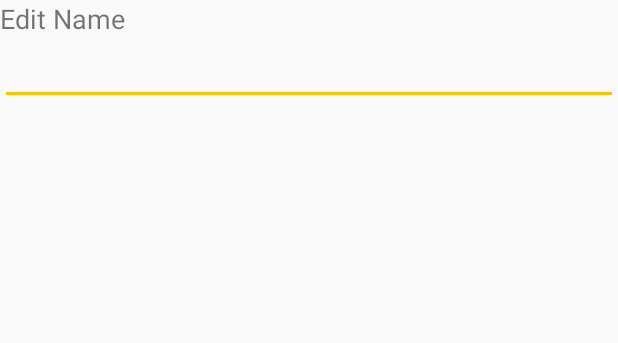
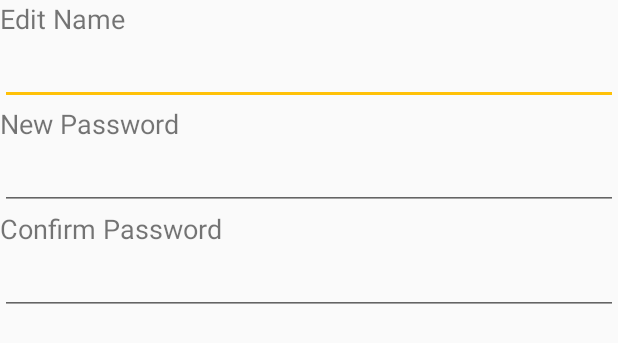
Before and after one commit to alombardo4/BikeLockAndroid, an Android app: the layout edit_name_popup_dialog.xml on its own in the app's theme, with its tools: preview values and no code run, on a phone screen of 412 x 824 dp. Shown: the top 343 px of the screen. Run offline under Robolectric (Android 15) with nearby library versions, the phone set to English and light mode, and no system bars.

Commit message:
Added lock password and rough in for changing password

```diff
--- a/app/src/main/res/layout/edit_name_popup_dialog.xml
+++ b/app/src/main/res/layout/edit_name_popup_dialog.xml
@@ -7,7 +7,7 @@
         android:layout_width="match_parent"
         android:layout_height="wrap_content"
         android:text="@string/edit_name"
-        android:textSize="18dp"
+        android:textSize="18sp"
         android:id="@+id/edit_name_textview" />
 
     <EditText
@@ -15,4 +15,26 @@
         android:layout_height="wrap_content"
         android:id="@+id/edit_name_edittext"
         android:layout_gravity="center_horizontal" />
+    <TextView
+        android:layout_width="match_parent"
+        android:layout_height="wrap_content"
+        android:text="@string/new_password"
+        android:textSize="18sp" />
+    <EditText
+        android:layout_width="match_parent"
+        android:layout_height="wrap_content"
+        android:id="@+id/new_password"
+        android:inputType="textPassword"
+        android:layout_gravity="center_horizontal" />
+    <TextView
+        android:layout_width="match_parent"
+        android:layout_height="wrap_content"
+        android:text="@string/confirm_password"
+        android:textSize="18sp" />
+    <EditText
+        android:layout_width="match_parent"
+        android:layout_height="wrap_content"
+        android:inputType="textPassword"
+        android:id="@+id/new_password_confirm"
+        android:layout_gravity="center_horizontal" />
 </LinearLayout>
--- a/app/src/main/res/layout/fragment_home.xml
+++ b/app/src/main/res/layout/fragment_home.xml
@@ -32,7 +32,7 @@
 
     <Button
         android:layout_height="60dp"
-        android:text="@string/edit_name"
+        android:text="@string/edit"
         android:fontFamily="sans-serif"
         android:id="@+id/edit_button"
         android:background="@drawable/edit_button_selector"
--- a/app/src/main/res/values/strings.xml
+++ b/app/src/main/res/values/strings.xml
@@ -6,6 +6,7 @@
     <string name="connecting_to_lock">Connecting to lock...</string>
     <string name="save">Save</string>
     <string name="cancel">Cancel</string>
+    <string name="edit">Edit</string>
     <string name="edit_name">Edit Name</string>
     <string name="remove_device_confirmation">Are you sure you want to remove this lock?</string>
     <string name="remove">Remove</string>
@@ -19,4 +20,11 @@
     <string name="list_device">List Devices</string>
 <!-- TODO: Remove or change this placeholder text -->
     <string name="hello_blank_fragment">Hello blank fragment</string>
+    <string name="new_password">New Password</string>
+    <string name="confirm_password">Confirm Password</string>
+    <string name="password_mismatch">The passwords you entered don\'t match</string>
+    <string name="changing_password">Trying to change password...</string>
+    <string name="did_password_change_message">Did the lock unlock?</string>
+    <string name="yes">Yes</string>
+    <string name="no">No</string>
 </resources>
```
Also changed, not shown: app/src/main/java/com/bikelock/bikelock/gui/views/HomeFragment.java (+51 -3 lines), 219 other files.
